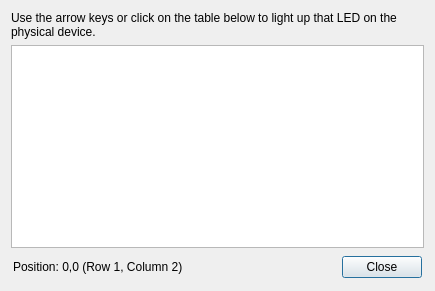
Above: data/qt/inspect-matrix.ui from polychromatic/polychromatic before the change. Below: the same form after it.
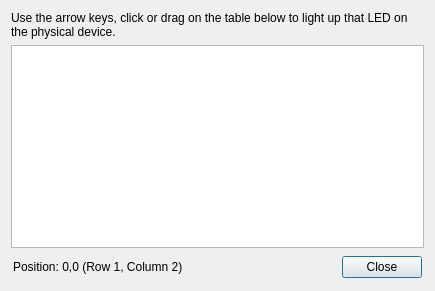
That is the form after the change.

Commit message:
controller: Fix inverted X/Y for Inspect Matrix
Regression due to 87b0b31290749e9373f4057a59b11d27647e4ea3

The bug was in the inspector - I've been muddling up the X/Y axis in
relation to rows/columns!

Patch:
```diff
--- a/data/qt/inspect-matrix.ui
+++ b/data/qt/inspect-matrix.ui
@@ -23,7 +23,7 @@
    <item>
     <widget class="QLabel" name="Label">
      <property name="text">
-      <string>Use the arrow keys or click on the table below to light up that LED on the physical device.</string>
+      <string>Use the arrow keys, click or drag on the table below to light up that LED on the physical device.</string>
      </property>
      <property name="wordWrap">
       <bool>true</bool>
```
The commit also changes 1 other file.
